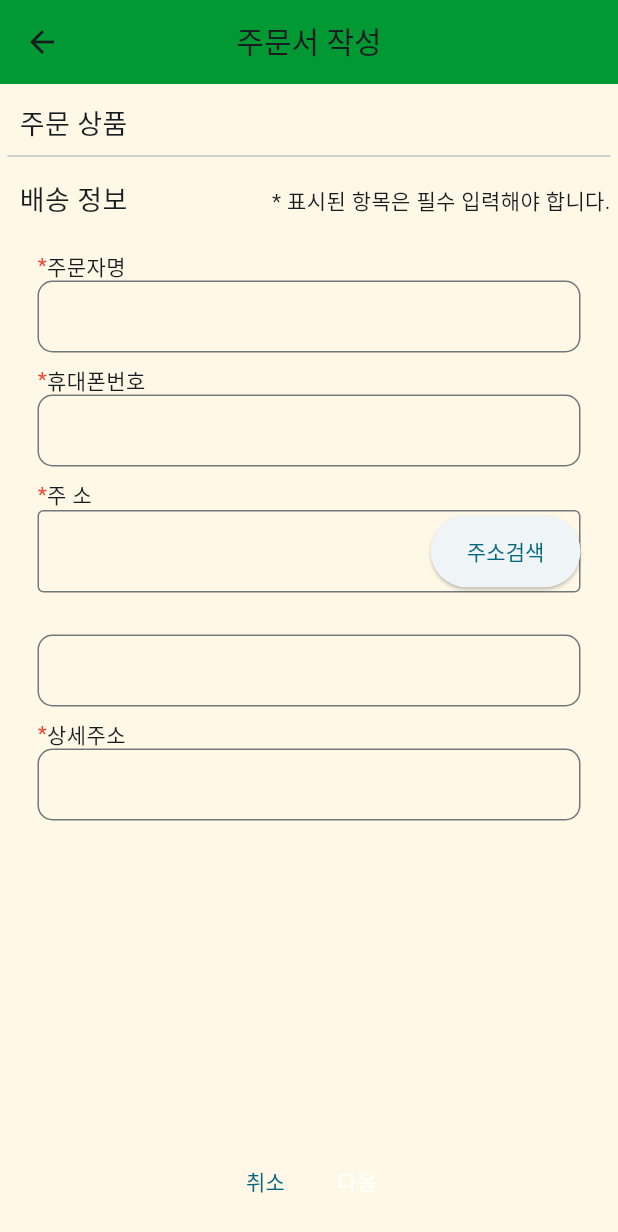
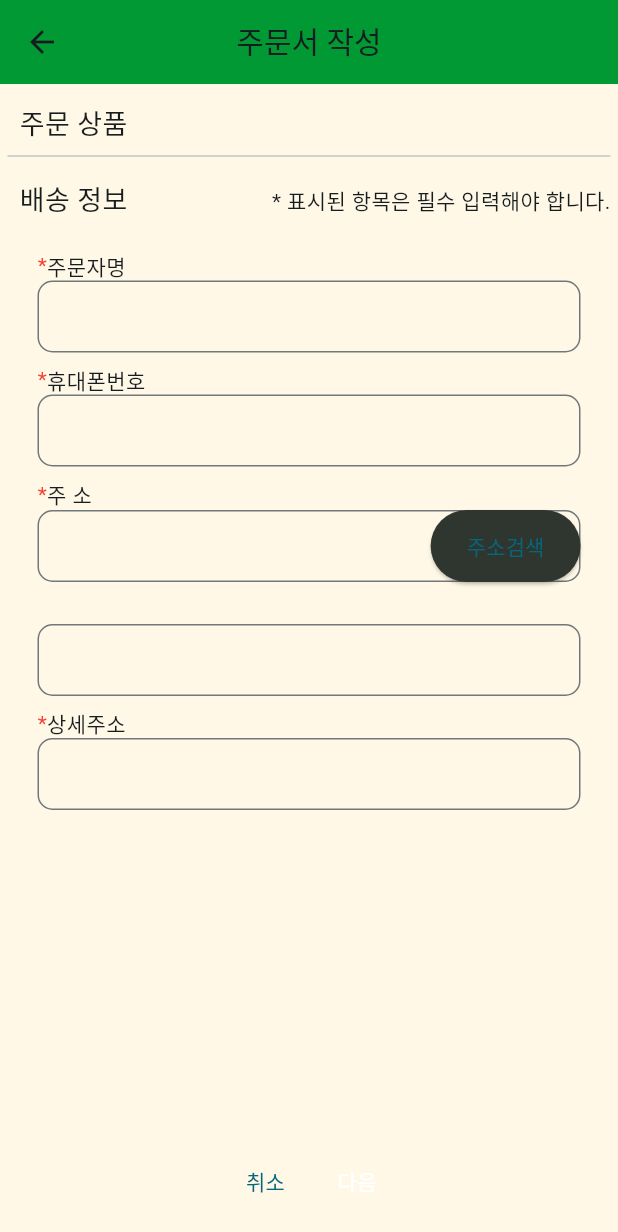
Before and after one commit to ALSDlab/birthday_presents_web_app, a Flutter app: the FillOrderFormPage screen opened directly with empty values, on a phone screen of 412 x 824 dp. Shown: the top 1232 px of the screen. Run offline on Flutter 3.47's test engine with Material 3 defaults, Android fonts, the phone set to English and light mode, and no system bars; our stand-ins replace badges, bootstrap_icons, cached_network_image, cloud_firestore, connectivity_plus, firebase_auth and 8 more; missing offline and left inert: async_button_builder, bootpay, daum_postcode_search, kpostal_web; accounts and stored records are empty; generated files the repository leaves out were written again; Roboto replaces fonts that are missing (Jalnan, Kopub).

Commit message:
feat: 주문서 작성페이지 UI 작업중

```diff
--- a/lib/view/page/navigation_page/scaffold_with_nav_bar.dart
+++ b/lib/view/page/navigation_page/scaffold_with_nav_bar.dart
@@ -31,7 +31,7 @@ class _ScaffoldWithNavBarState extends State<ScaffoldWithNavBar> {
   @override
   Widget build(BuildContext context) {
     return Scaffold(
-      body: SafeArea(child: widget.child),
+      body: widget.child,
       bottomNavigationBar: StylishBottomBar(
         option: AnimatedBarOptions(
           padding: const EdgeInsets.only(top: 12),
--- a/lib/view/page/order_page/fill_order_form_page.dart
+++ b/lib/view/page/order_page/fill_order_form_page.dart
@@ -130,9 +130,13 @@ class _FillOrderFormPageState extends State<FillOrderFormPage> {
                                         style: const TextStyle(
                                             fontSize: 15),
                                         decoration: InputDecoration(
-                                            border:
-                                            const OutlineInputBorder(
-                                              gapPadding: 2
+                                            contentPadding: const EdgeInsets.fromLTRB(10,10,0,10),
+                                            border: OutlineInputBorder(
+                                              borderSide: const BorderSide(
+                                                width: 4,
+                                                color: Colors.white,
+                                              ),
+                                              borderRadius: BorderRadius.circular(10),
                                             ),
                                             suffixIcon: ElevatedButton(
                                                 onPressed: () async {
@@ -162,6 +166,11 @@ class _FillOrderFormPageState extends State<FillOrderFormPage> {
                                                     logger.info(error);
                                                   }
                                                 },
+                                                style: ButtonStyle(
+                                                  backgroundColor: MaterialStateProperty.all(
+                                                    const Color(0xFF2F362F),
+                                                  ),
+                                                ),
                                                 child: const Text(
                                                     '주소검색'))),
                                         controller: viewModel
--- a/lib/view/page/shopping_cart_page/shopping_cart_page.dart
+++ b/lib/view/page/shopping_cart_page/shopping_cart_page.dart
@@ -123,7 +123,10 @@ class _ShoppingCartPageState extends State<ShoppingCartPage> {
                   });
             } else {
               GoRouter.of(context).go('/shopping_cart_page/fill_order_page',
-                  extra: {'orderModelList': orderItemList});
+                  extra: {
+                    'navSetState': widget.navSetState,
+                    'orderModelList': orderItemList
+                  });
             }
           },
           child: Text(
```
